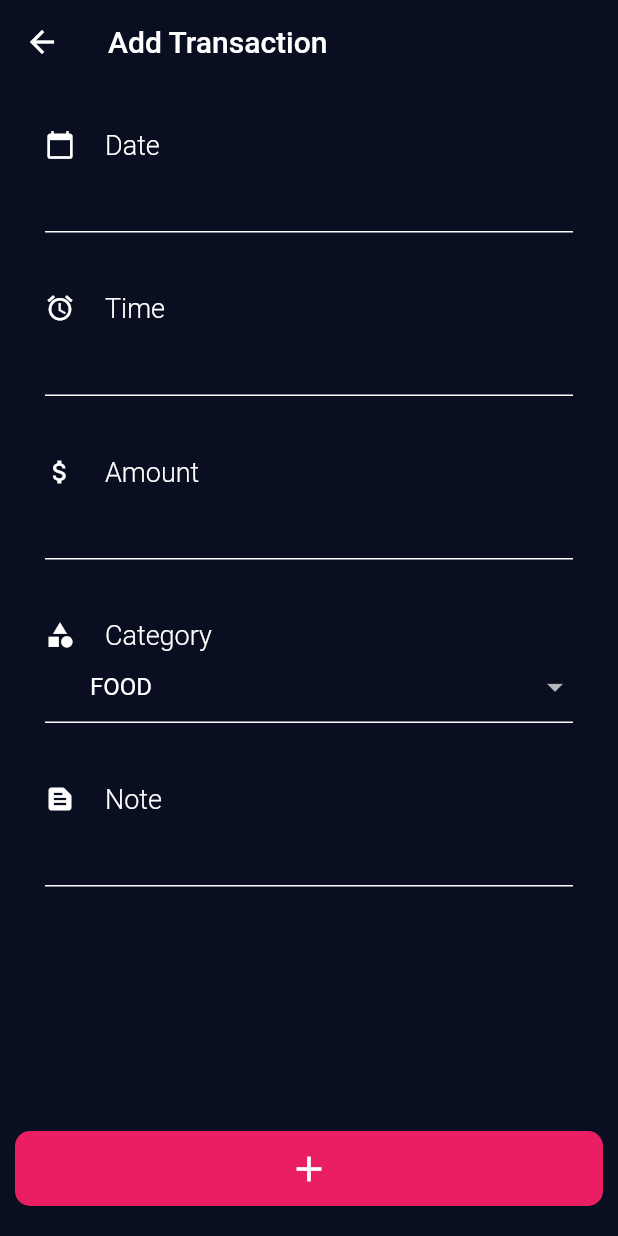
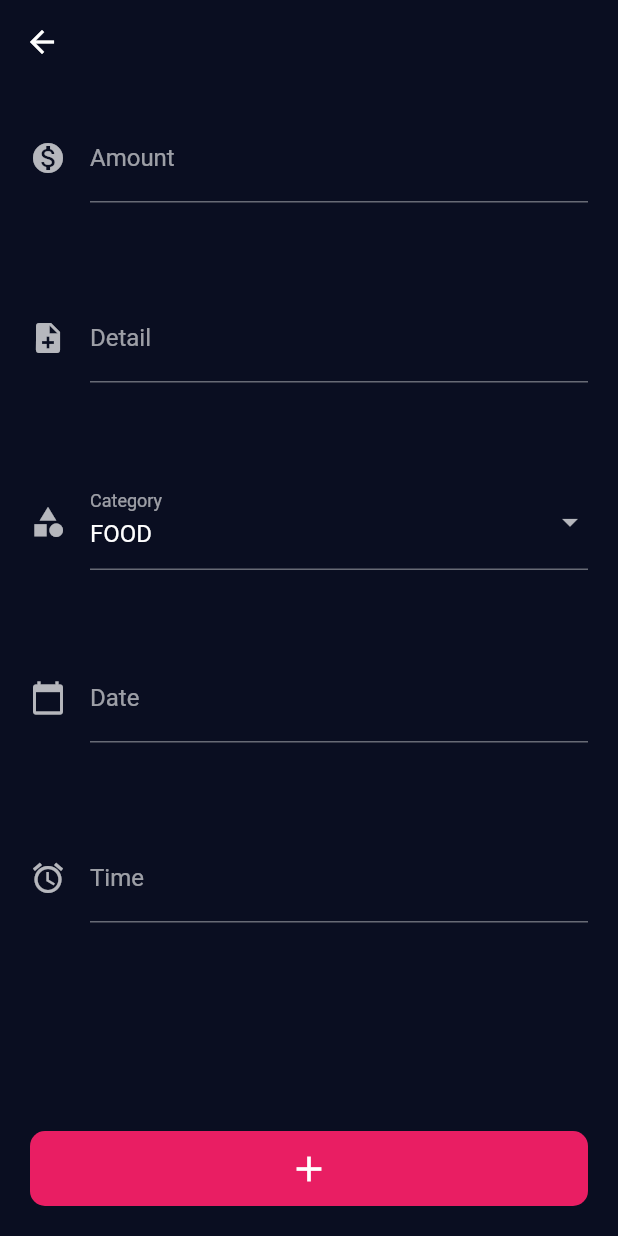
Before and after one commit to be-krishna/expensive, a Flutter app: the screen it shows after launch, after a tap on the "add" icon, on a phone screen of 412 x 824 dp. Run offline on Flutter 3.47's test engine with Material 2 defaults, Android fonts, the phone set to English and light mode, and no system bars; our stand-ins replace charts_flutter, font_awesome_flutter.

Commit message:
modified add_expense screen

```diff
--- /dev/null
+++ b/lib/screens/copy_add_expense.dart
@@ -0,0 +1,185 @@
+import 'package:expensive/models/expense.dart';
+import 'package:expensive/widgets/add_expense_button.dart';
+import 'package:expensive/widgets/copy_category_select.dart';
+import 'package:flutter/material.dart';
+import 'package:intl/intl.dart';
+
+class CopyAddExpense extends StatefulWidget {
+  @override
+  _CopyAddExpenseState createState() => _CopyAddExpenseState();
+}
+
+class _CopyAddExpenseState extends State<CopyAddExpense> {
+  ExpenseCategory category;
+  double amount;
+  String note;
+  String _hour, _minute, _time;
+  String dateTime;
+  DateTime selectedDate = DateTime.now();
+  TimeOfDay selectedTime = TimeOfDay(hour: 00, minute: 00);
+
+  TextEditingController _dateController = TextEditingController();
+  TextEditingController _timeController = TextEditingController();
+  TextEditingController _amountController = TextEditingController();
+  TextEditingController _noteController = TextEditingController();
+
+  Future<Null> _selectDate(BuildContext context) async {
+    final DateTime picked = await showDatePicker(
+        context: context,
+        initialDate: selectedDate,
+        initialDatePickerMode: DatePickerMode.day,
+        firstDate: DateTime(2015),
+        lastDate: DateTime.now(),
+        builder: (BuildContext context, Widget child) {
+          return Theme(
+            data: ThemeData.dark().copyWith(
+              colorScheme: ColorScheme.dark().copyWith(
+                primary: Colors.pink,
+                surface: Colors.indigo,
+              ),
+            ),
+            child: child,
+          );
+        });
+    if (picked != null)
+      setState(() {
+        selectedDate = picked;
+        _dateController.text = DateFormat.yMd().format(selectedDate);
+      });
+  }
+
+  Future<Null> _selectTime(BuildContext context) async {
+    final TimeOfDay picked = await showTimePicker(
+        context: context,
+        initialTime: selectedTime,
+        builder: (BuildContext context, Widget child) {
+          return Theme(
+            data: ThemeData.dark().copyWith(
+              colorScheme: ColorScheme.dark().copyWith(
+                primary: Colors.pink,
+                surface: Colors.indigo,
+              ),
+            ),
+            child: child,
+          );
+        });
+    if (picked != null)
+      setState(() {
+        selectedTime = picked;
+        _hour = selectedTime.hour.toString();
+        _minute = selectedTime.minute.toString();
+        _time = _hour + ' : ' + _minute;
+        _timeController.text = _time;
+        _timeController.text = DateFormat('h:mm a')
+            .format(DateTime(selectedDate.year, selectedDate.month,
+                selectedDate.day, selectedTime.hour, selectedTime.minute))
+            .toString();
+      });
+  }
+
+  final _formKey = GlobalKey<FormState>();
+
+  InputDecoration _inputDecoration({Icon icon, String labelText}) {
+    return InputDecoration(
+      labelText: labelText ?? "Add Label",
+      icon: icon ?? Icon(Icons.error),
+    );
+  }
+
+  @override
+  Widget build(BuildContext context) {
+    return Scaffold(
+      appBar: AppBar(
+        elevation: 0,
+      ),
+      body: Padding(
+        padding: EdgeInsets.symmetric(vertical: 20, horizontal: 20),
+        child: Column(
+          children: [
+            Expanded(
+              child: Form(
+                key: _formKey,
+                child: ListView(
+                  // mainAxisAlignment: MainAxisAlignment.spaceAround,
+                  itemExtent: 120,
+                  children: [
+                    TextFormField(
+                      controller: _amountController,
+                      decoration: _inputDecoration(
+                        icon: Icon(Icons.monetization_on_sharp),
+                        labelText: "Amount",
+                      ),
+                      style: TextStyle(fontSize: 16),
+                      validator: (value) {
+                        if (value.isEmpty) {
+                          return "Enter amount";
+                        }
+                        return null;
+                      },
+                    ),
+                    TextFormField(
+                      controller: _noteController,
+                      decoration: _inputDecoration(
+                        icon: Icon(Icons.note_add),
+                        labelText: "Detail",
+                      ),
+                      style: TextStyle(fontSize: 16),
+                      validator: (value) {
+                        if (value.isEmpty) {
+                          return "Enter Detail";
+                        }
+                        return null;
+                      },
+                    ),
+                    CopyChooseCategory(
+                      onChangeFunction: (value) {
+                        setState(() {
+                          category = value;
+                        });
+                      },
+                    ),
+                    TextFormField(
+                      controller: _dateController,
+                      decoration: _inputDecoration(
+                        icon: Icon(Icons.calendar_today),
+                        labelText: "Date",
+                      ),
+                      style: TextStyle(fontSize: 16),
+                      validator: (value) {
+                        if (value.isEmpty) {
+                          return "Enter Date";
+                        }
+                        return null;
+                      },
+                    ),
+                    TextFormField(
+                      controller: _timeController,
+                      decoration: _inputDecoration(
+                        icon: Icon(Icons.alarm),
+                        labelText: "Time",
+                      ),
+                      style: TextStyle(fontSize: 16),
+                      validator: (value) {
+                        if (value.isEmpty) {
+                          return "Enter Time";
+                        }
+                        return null;
+                      },
+                    ),
+                  ],
+                ),
+              ),
+            ),
+            AddExpenseButton(
+              onTapFunction: () {
+                if (_formKey.currentState.validate()) {
+                  print("validated");
+                }
+              },
+            ),
+          ],
+        ),
+      ),
+    );
+  }
+}
--- a/lib/screens/dashboard.dart
+++ b/lib/screens/dashboard.dart
@@ -8,6 +8,7 @@ import 'package:font_awesome_flutter/font_awesome_flutter.dart';
 import '../widgets/add_expense_button.dart';
 import '../widgets/dashboard_chart.dart';
 import '../widgets/reusable_card.dart';
+import 'copy_add_expense.dart';
 
 const activeCardColor = Color(0xff1d1e33);
 
@@ -108,7 +109,7 @@ class _InputPageState extends State<InputPage> {
               child: AddExpenseButton(
                 onTapFunction: () {
                   Navigator.push(context,
-                      MaterialPageRoute(builder: (context) => AddExpense()));
+                      MaterialPageRoute(builder: (context) => CopyAddExpense()));
                 },
               ),
             )
--- a/lib/widgets/add_transaction_field.dart
+++ b/lib/widgets/add_transaction_field.dart
@@ -8,14 +8,16 @@ class AddTransactionField extends StatelessWidget {
   final Function onTapFunction;
   final TextEditingController controller;
   final Function onChangeFunction;
-  const AddTransactionField(
-      {Key key,
-      this.labelIcon,
-      this.labelText,
-      this.onTapFunction,
-      this.controller,
-      this.onChangeFunction})
-      : super(key: key);
+  final Function formValidator;
+  const AddTransactionField({
+    Key key,
+    this.labelIcon,
+    this.labelText,
+    this.onTapFunction,
+    this.controller,
+    this.onChangeFunction,
+    this.formValidator,
+  }) : super(key: key);
   @override
   Widget build(BuildContext context) {
     return Column(
@@ -44,6 +46,7 @@ class AddTransactionField extends StatelessWidget {
           onTap: onTapFunction,
           controller: controller,
           onChanged: onChangeFunction,
+          validator: formValidator,
         ),
       ],
     );
--- a/lib/widgets/category_select.dart
+++ b/lib/widgets/category_select.dart
@@ -9,13 +9,15 @@ class ChooseCategory extends StatefulWidget {
   final Function onTapFunction;
   final TextEditingController controller;
   final Function onChangeFunction;
+  final Function formValidator;
   ChooseCategory(
       {Key key,
       this.labelIcon,
       this.labelText,
       this.onTapFunction,
       this.controller,
-      this.onChangeFunction})
+      this.onChangeFunction,
+      this.formValidator})
       : super(key: key);
 
   @override
@@ -76,6 +78,7 @@ class _ChooseCategoryState extends State<ChooseCategory> {
           onChanged: widget.onChangeFunction,
           decoration: kTextFieldDecoration,
           dropdownColor: Color(0xff0a0e21),
+          validator: widget.formValidator,
         ),
       ],
     );
--- /dev/null
+++ b/lib/widgets/copy_category_select.dart
@@ -0,0 +1,63 @@
+import 'package:flutter/material.dart';
+
+import '../models/expense.dart';
+
+class CopyChooseCategory extends StatefulWidget {
+  final Function onTapFunction;
+  final TextEditingController controller;
+  final Function onChangeFunction;
+  final Function formValidator;
+  CopyChooseCategory(
+      {Key key,
+      this.onTapFunction,
+      this.controller,
+      this.onChangeFunction,
+      this.formValidator})
+      : super(key: key);
+
+  @override
+  _CopyChooseCategoryState createState() => _CopyChooseCategoryState();
+}
+
+class _CopyChooseCategoryState extends State<CopyChooseCategory> {
+  ExpenseCategory selectedCategory = ExpenseCategory.FOOD;
+
+  List<DropdownMenuItem> getDropdownItems() {
+    List<DropdownMenuItem<ExpenseCategory>> menuItems = [];
+
+    for (ExpenseCategory category in items) {
+      menuItems.add(
+        DropdownMenuItem(
+          child: Text(category.toString().split('.').last),
+          value: category,
+        ),
+      );
+    }
+
+    return menuItems;
+  }
+
+  final List<ExpenseCategory> items = [
+    ExpenseCategory.EDUCATION,
+    ExpenseCategory.ENTERTAINMENT,
+    ExpenseCategory.FOOD,
+    ExpenseCategory.SHOPPING,
+    ExpenseCategory.TRANSPORT,
+    ExpenseCategory.OTHERS,
+  ];
+
+  @override
+  Widget build(BuildContext context) {
+    return DropdownButtonFormField(
+      value: selectedCategory,
+      items: getDropdownItems(),
+      onChanged: widget.onChangeFunction,
+      dropdownColor: Color(0xff0a0e21),
+      validator: widget.formValidator,
+      decoration: InputDecoration(
+        labelText: "Category",
+        icon: Icon(Icons.category),
+      ),
+    );
+  }
+}
--- a/lib/widgets/dashboard_chart.dart
+++ b/lib/widgets/dashboard_chart.dart
@@ -24,11 +24,9 @@ class DashboardChart extends StatelessWidget {
   @override
   Widget build(BuildContext context) {
     ExpenseData _provider = Provider.of<ExpenseData>(context);
-    List<Expense> _list = _provider.expensesOfWeek();
+    List<Expense> _list = _provider.expensesOfMonth();
     var monthsExpense = _provider.totalOfMonth;
     var weeksExpense = _provider.totalOfWeek;
-    _provider.printExpenses(expense: _list);
-
     // print(monthsExpense);
     return new charts.PieChart(
       _createSampleData(month: monthsExpense, week: weeksExpense),
--- a/pubspec.yaml
+++ b/pubspec.yaml
@@ -26,6 +26,7 @@ dependencies:
   charts_flutter: ^0.9.0
   cupertino_icons: ^1.0.2
   font_awesome_flutter: ^8.11.0
+  intl:
   provider: ^4.3.3
 
 dev_dependencies:
```
Also changed, not shown: lib/screens/add_expense.dart (+31 -0 lines), pubspec.lock.
